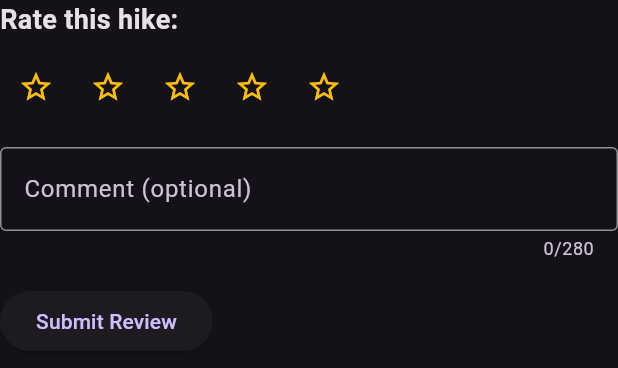
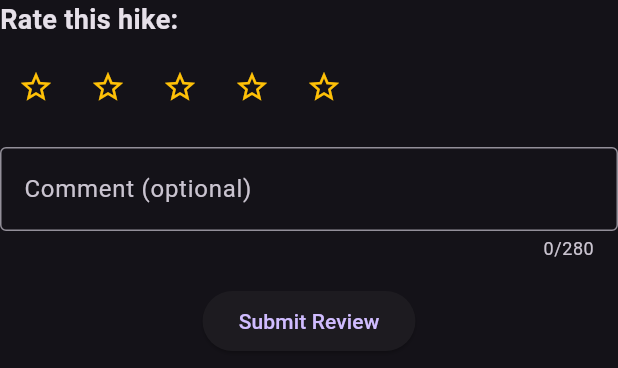
Before and after one commit to benjaminli7/challenge2-5iw, a Flutter app: the ReviewWidget widget shown alone on an empty page, opened directly with empty values, on a phone screen of 412 x 824 dp. Shown: the top 368 px of the screen. Run offline on Flutter 3.47's test engine with Material 3 defaults, Android fonts, the phone set to English and light mode, and no system bars; our stand-ins replace carousel_slider, file_picker, flutter_dotenv, flutter_map, flutter_svg, fluttertoast and 6 more; accounts and stored records are empty; network calls fail.

Commit message:
ui improvment

```diff
--- a/frontend/lib/mobile/views/explore/widgets/review_widget.dart
+++ b/frontend/lib/mobile/views/explore/widgets/review_widget.dart
@@ -122,9 +122,11 @@ class _ReviewWidgetState extends State<ReviewWidget> {
             },
           ),
           const SizedBox(height: 16),
-          ElevatedButton(
-            onPressed: _submitReview,
-            child: const Text('Submit Review'),
+          Center(
+            child: ElevatedButton(
+              onPressed: _submitReview,
+              child: const Text('Submit Review'),
+            ),
           ),
         ],
       ),
```
Also changed, not shown: frontend/lib/mobile/views/explore/hike_details_page.dart (+20 -10 lines).
